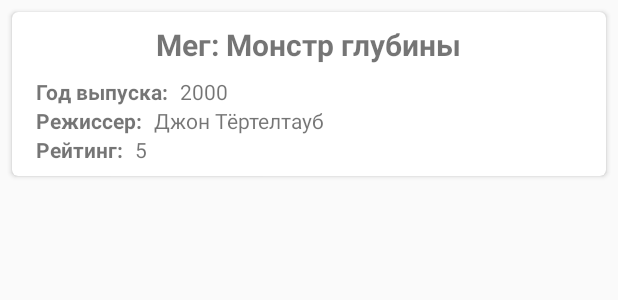
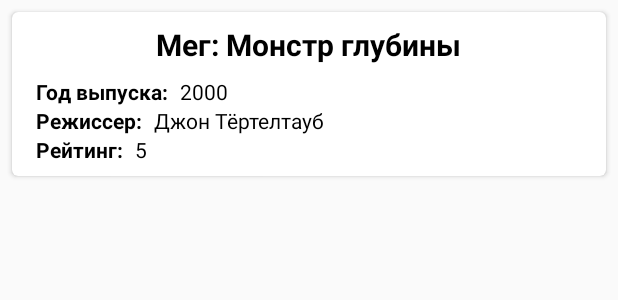
Before and after one commit to alien190/Course04Task02, an Android app: the layout li_film_list.xml on its own in the app's theme, with its tools: preview values and no code run, on a phone screen of 412 x 824 dp. Shown: the top 300 px of the screen. Run offline under Robolectric (Android 15) with nearby library versions, the phone set to English and light mode, and no system bars.

Commit message:
set black color to ViewHolder text

```diff
--- a/app/src/main/java/com/example/alien/course04task02/data/IRepository.java
+++ b/app/src/main/java/com/example/alien/course04task02/data/IRepository.java
@@ -24,5 +24,6 @@ public interface IRepository {
 
     List<Film> getTopFilms(int count);
 
+    public long createFilmAndSave(String name, String director, int year, double rating);
 
 }
--- a/app/src/main/java/com/example/alien/course04task02/ui/filmList/FilmListFragment.java
+++ b/app/src/main/java/com/example/alien/course04task02/ui/filmList/FilmListFragment.java
@@ -60,6 +60,7 @@ public class FilmListFragment extends Fragment {
         mRecyclerView.setLayoutManager(new LinearLayoutManager(getContext()));
         mRecyclerView.setAdapter(mAdapter);
         mViewModel.getFilmList().observe(this, list -> mAdapter.submitList(list));
+
     }
 
     @Override
--- a/app/src/main/java/com/example/alien/course04task02/ui/filmList/FilmListViewHolder.java
+++ b/app/src/main/java/com/example/alien/course04task02/ui/filmList/FilmListViewHolder.java
@@ -36,7 +36,7 @@ public class FilmListViewHolder extends RecyclerView.ViewHolder {
     public void bind(Film film) {
         mTvName.setText(film.getName());
         mTvDirector.setText(film.getDirector());
-        mTvYear.setText(film.getYear());
+        mTvYear.setText(String.valueOf(film.getYear()));
         mTvRate.setText(StringUtils.rateToString(film.getRating()));
         mId = film.getId();
     }
--- a/app/src/main/java/com/example/alien/course04task02/ui/filmList/FilmListViewModel.java
+++ b/app/src/main/java/com/example/alien/course04task02/ui/filmList/FilmListViewModel.java
@@ -15,6 +15,7 @@ public class FilmListViewModel extends ViewModel {
     public FilmListViewModel(IRepository repository) {
         this.mRepository = repository;
         mFilmList.setValue(mRepository.getAll());
+       // mRepository.createFilmAndSave("Мег: Монстр глубины", "Джон Тёртелтауб", 2018, 5.0);
     }
 
     public MutableLiveData<List<Film>> getFilmList() {
--- a/app/src/main/res/layout/li_film_list.xml
+++ b/app/src/main/res/layout/li_film_list.xml
@@ -20,7 +20,8 @@
             android:layout_marginBottom="@dimen/margin"
             android:textSize="20sp"
             android:textStyle="bold"
-            tools:text="Мег: Монстр глубины" />
+            tools:text="Мег: Монстр глубины"
+            android:textColor="@color/colorBlack"/>
 
         <TextView
             android:id="@+id/tvLabelYear"
@@ -30,7 +31,8 @@
             android:layout_marginLeft="@dimen/margin"
             android:layout_marginStart="@dimen/margin"
             android:text="Год выпуска:"
-            android:textStyle="bold" />
+            android:textStyle="bold"
+            android:textColor="@color/colorBlack"/>
 
         <TextView
             android:id="@+id/tvYear"
@@ -41,7 +43,8 @@
             android:layout_marginStart="@dimen/margin"
             android:layout_toEndOf="@+id/tvLabelYear"
             android:layout_toRightOf="@+id/tvLabelYear"
-            tools:text="2000" />
+            tools:text="2000"
+            android:textColor="@color/colorBlack"/>
 
         <TextView
             android:id="@+id/tvLabelDirector"
@@ -51,7 +54,8 @@
             android:layout_marginLeft="@dimen/margin"
             android:layout_marginStart="@dimen/margin"
             android:text="Режиссер:"
-            android:textStyle="bold" />
+            android:textStyle="bold"
+            android:textColor="@color/colorBlack"/>
 
         <TextView
             android:id="@+id/tvDirector"
@@ -62,7 +66,8 @@
             android:layout_marginStart="@dimen/margin"
             android:layout_toEndOf="@+id/tvLabelDirector"
             android:layout_toRightOf="@+id/tvLabelDirector"
-            tools:text="Джон Тёртелтауб" />
+            tools:text="Джон Тёртелтауб"
+            android:textColor="@color/colorBlack"/>
 
         <TextView
             android:layout_width="wrap_content"
@@ -72,7 +77,8 @@
             android:textStyle="bold"
             android:id="@+id/tvLabelRate"
             android:layout_marginStart="@dimen/margin"
-            android:layout_marginLeft="@dimen/margin"/>
+            android:layout_marginLeft="@dimen/margin"
+            android:textColor="@color/colorBlack"/>
 
         <TextView
             android:id="@+id/tvRate"
@@ -83,6 +89,7 @@
             android:layout_toEndOf="@+id/tvLabelRate"
             android:layout_alignBottom="@+id/tvLabelRate"
             android:layout_marginLeft="@dimen/margin"
-            android:layout_marginStart="@dimen/margin"/>
+            android:layout_marginStart="@dimen/margin"
+            android:textColor="@color/colorBlack"/>
     </RelativeLayout>
 </android.support.v7.widget.CardView>
--- a/app/src/main/res/values/colors.xml
+++ b/app/src/main/res/values/colors.xml
@@ -3,4 +3,5 @@
     <color name="colorPrimary">#3F51B5</color>
     <color name="colorPrimaryDark">#303F9F</color>
     <color name="colorAccent">#FF4081</color>
+    <color name="colorBlack">#000000</color>
 </resources>
```
